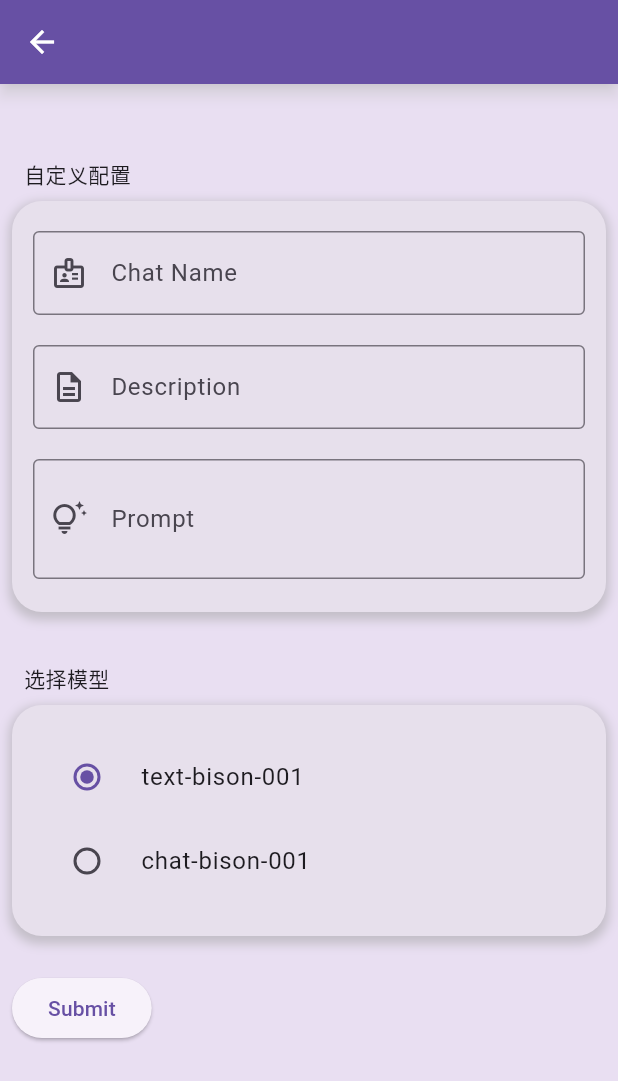
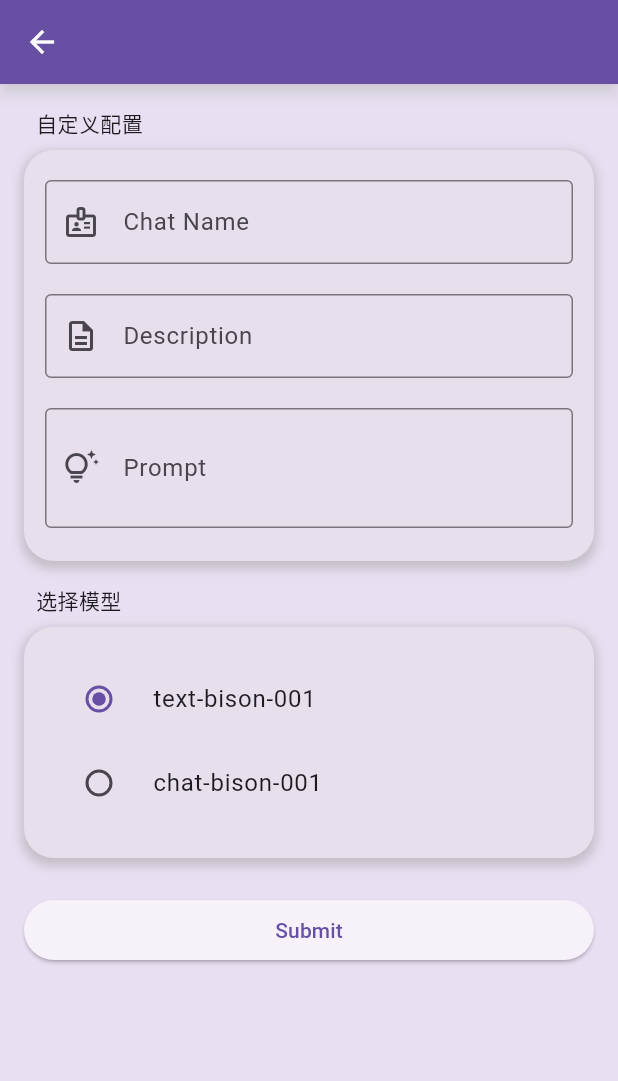
Before and after one commit to gusibi/moli_ai, a Flutter app: the ConversationSettingScreen screen opened directly with empty values, on a phone screen of 412 x 824 dp. Shown: the top 1081 px of the screen. Run offline on Flutter 3.47's test engine with Material 2 defaults, Android fonts, the phone set to English and light mode, and no system bars; our stand-ins replace flutter_markdown, flutter_spinkit, sqflite; missing offline and left inert: markdown; accounts and stored records are empty.

Commit message:
Optimize conversation setting

```diff
--- a/lib/screens/conversation_list_screen.dart
+++ b/lib/screens/conversation_list_screen.dart
@@ -58,7 +58,7 @@ class _ConversationListScreenState extends State<ConversationListScreen> {
             _conversationList.length,
             (index) {
               return Padding(
-                padding: const EdgeInsets.only(bottom: 8.0),
+                padding: const EdgeInsets.only(bottom: 1.0),
                 child: Dismissible(
                   key: UniqueKey(),
                   direction: DismissDirection.startToEnd,
--- a/lib/screens/conversation_setting_screen.dart
+++ b/lib/screens/conversation_setting_screen.dart
@@ -82,23 +82,19 @@ class _ConversationSettingScreenState extends State<ConversationSettingScreen> {
         ),
       ),
       backgroundColor: _backgroundColor,
-      body: GestureDetector(
-        onTap: () => _hideKeyboard(context),
-        child: Center(
+      body: Center(
         child: Container(
           constraints: const BoxConstraints(maxWidth: 500),
-            padding: const EdgeInsets.all(8.0),
+          padding: const EdgeInsets.symmetric(horizontal: 16.0),
+          child: GestureDetector(
+            onTap: () => _hideKeyboard(context),
             child: Form(
               key: _formKey,
-              child: Column(
-                  crossAxisAlignment: CrossAxisAlignment.start,
-                  children: [
-                    const SizedBox(height: 8),
+              child: ListView(children: [
                 SingleSection(title: "自定义配置", children: [
                   ConversationTitleFormWidget(controller: titleController),
                   ConversationDescFormWidget(controller: descController),
-                      ConversationPromptFormWidget(
-                          controller: promptController),
+                  ConversationPromptFormWidget(controller: promptController),
                 ]),
                 SingleSection(title: "选择模型", children: [
                   PalmModelRadioListTile(notifier: palmModel),
--- a/lib/screens/setting_screen.dart
+++ b/lib/screens/setting_screen.dart
@@ -88,14 +88,14 @@ class _SettingScreenState extends State<SettingScreen> {
       backgroundColor: _backgroundColor,
       body: Center(
         child: Container(
-          constraints: const BoxConstraints(maxWidth: 500),
+          padding: const EdgeInsets.symmetric(horizontal: 16.0),
+          // constraints: const BoxConstraints(maxWidth: 500),
           child: GestureDetector(
             onTap: () => _hideKeyboard(context),
             child: Form(
               key: _formKey,
               child: ListView(
                 children: [
-                  const SizedBox(height: 8),
                   SingleSection(title: "自定义配置", children: [
                     BaseURLFormWidget(
                       controller: basicUrlController,
--- a/lib/widgets/setting_widget.dart
+++ b/lib/widgets/setting_widget.dart
@@ -17,13 +17,11 @@ class SingleSection extends StatelessWidget {
       mainAxisAlignment: MainAxisAlignment.start,
       crossAxisAlignment: CrossAxisAlignment.start,
       children: [
-        const SizedBox(height: 26),
+        const SizedBox(height: 8),
         Padding(
           padding: const EdgeInsets.all(8.0),
           child: Text(
             title.toUpperCase(),
-            // style:
-            //     Theme.of(context).textTheme.headline3?.copyWith(fontSize: 16),
           ),
         ),
         // const SizedBox(height: 8),
--- a/pubspec.yaml
+++ b/pubspec.yaml
@@ -16,7 +16,7 @@ publish_to: 'none' # Remove this line if you wish to publish to pub.dev
 # https://developer.apple.com/library/archive/documentation/General/Reference/InfoPlistKeyReference/Articles/CoreFoundationKeys.html
 # In Windows, build-name is used as the major, minor, and patch parts
 # of the product and file versions while build-number is used as the build suffix.
-version: 1.0.1
+version: 1.0.2
 
 environment:
   sdk: '>=2.19.0 <3.0.0'
```
Also changed, not shown: pubspec.lock. Lines whose indentation alone changed are shown as unchanged.
